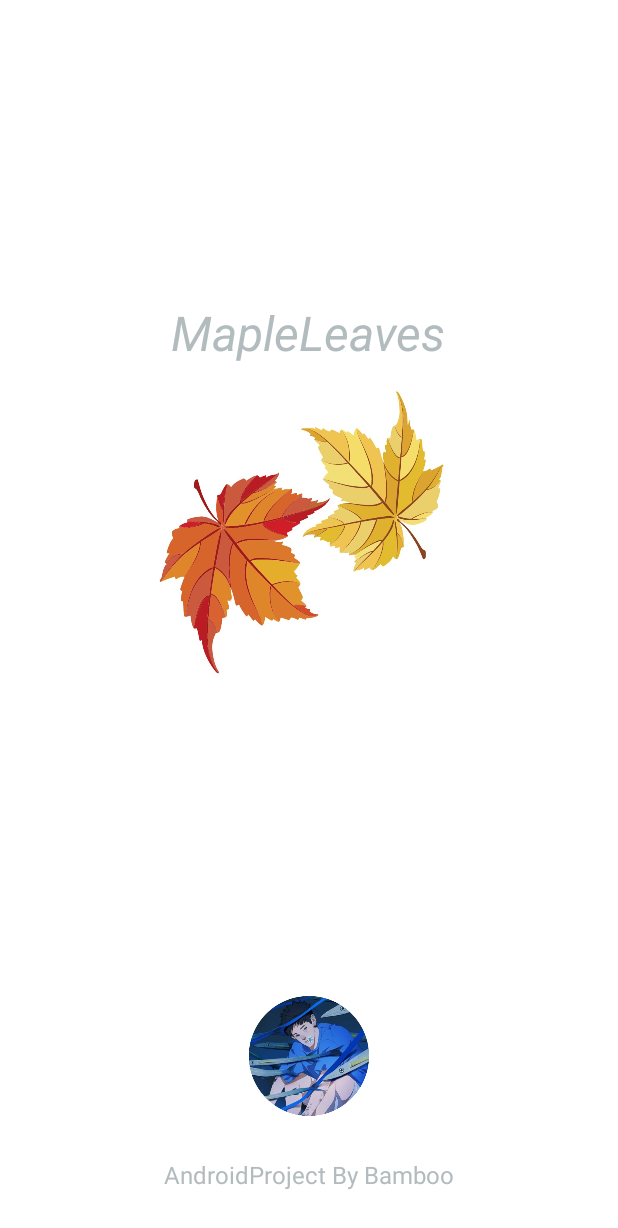
After one commit to snakefch/MapleLeaves, an Android app: the SplashActivity screen opened directly, with no data from a screen before it, on a phone screen of 412 x 824 dp. The commit adds this screen. Shown: the top 1228 px of the screen. Run offline under Robolectric (Android 15) with nearby library versions, the phone set to English and light mode, and no system bars; our stand-ins replace navigation-ui.

Commit message:
添加启动页
Signed-off-by: Bamboo <1472902174@qq.com>

```diff
--- a/app/src/main/AndroidManifest.xml
+++ b/app/src/main/AndroidManifest.xml
@@ -9,15 +9,24 @@
         android:roundIcon="@mipmap/ic_launcher_round"
         android:supportsRtl="true"
         android:theme="@style/Theme.MapleLeaves">
+        <activity android:name=".ui.splash.SplashActivity"
+            android:launchMode="singleTop"
+            android:screenOrientation="portrait"
+            android:theme="@style/SplashTheme">
+
+            <!-- 程序入口 -->
+            <intent-filter>
+                <action android:name="android.intent.action.MAIN" />
+                <action android:name="android.intent.action.VIEW" />
+
+                <category android:name="android.intent.category.LAUNCHER" />
+            </intent-filter>
+
+        </activity>
         <activity
             android:name=".MainActivity"
             android:exported="true"
             android:label="@string/app_name">
-            <intent-filter>
-                <action android:name="android.intent.action.MAIN" />
-
-                <category android:name="android.intent.category.LAUNCHER" />
-            </intent-filter>
         </activity>
     </application>
 
--- a/app/src/main/java/com/example/mapleleaves/MainActivity.kt
+++ b/app/src/main/java/com/example/mapleleaves/MainActivity.kt
@@ -1,5 +1,7 @@
 package com.example.mapleleaves
 
+import android.content.Context
+import android.content.Intent
 import android.os.Bundle
 import com.google.android.material.bottomnavigation.BottomNavigationView
 import androidx.appcompat.app.AppCompatActivity
@@ -32,4 +34,12 @@ class MainActivity : AppCompatActivity() {
         setupActionBarWithNavController(navController, appBarConfiguration)
         navView.setupWithNavController(navController)
     }
+
+    companion object {
+        fun startMainActivity(context: Context){
+            val intent= Intent(context,MainActivity::class.java)
+            intent.addFlags(Intent.FLAG_ACTIVITY_NEW_TASK)
+            context.startActivity(intent)
+        }
+    }
 }
--- /dev/null
+++ b/app/src/main/java/com/example/mapleleaves/ui/splash/SplashActivity.kt
@@ -0,0 +1,35 @@
+package com.example.mapleleaves.ui.splash
+
+import android.graphics.Color
+import androidx.appcompat.app.AppCompatActivity
+import android.os.Bundle
+import android.view.View
+import com.example.mapleleaves.MainActivity
+import com.example.mapleleaves.databinding.ActivitySplashBinding
+import kotlin.concurrent.thread
+
+
+class SplashActivity : AppCompatActivity() {
+
+    private lateinit var binding: ActivitySplashBinding
+
+    override fun onCreate(savedInstanceState: Bundle?) {
+        super.onCreate(savedInstanceState)
+        binding= ActivitySplashBinding.inflate(layoutInflater)
+        setContentView(binding.root)
+        thread {
+            Thread.sleep(2000)
+            MainActivity.startMainActivity(this)
+        }
+    }
+
+    override fun onStop() {
+        super.onStop()
+        finish()
+    }
+
+    override fun onBackPressed() {
+//        super.onBackPressed()
+    }
+
+}
--- /dev/null
+++ b/app/src/main/res/layout/activity_splash.xml
@@ -0,0 +1,45 @@
+<?xml version="1.0" encoding="utf-8"?>
+<FrameLayout xmlns:android="http://schemas.android.com/apk/res/android"
+    xmlns:app="http://schemas.android.com/apk/res-auto"
+    xmlns:tools="http://schemas.android.com/tools"
+    android:layout_width="match_parent"
+    android:layout_height="match_parent"
+    tools:context=".ui.splash.SplashActivity">
+
+    <TextView
+        android:id="@+id/text_splash_name"
+        android:layout_width="wrap_content"
+        android:layout_height="wrap_content"
+        android:layout_gravity="center|top"
+        android:layout_marginTop="200dp"
+        android:text="@string/splash_name"
+        android:textColor="@color/xinghui"
+        android:textSize="32sp"
+        android:textStyle="italic"/>
+
+    <ImageView
+        android:layout_width="200dp"
+        android:layout_height="200dp"
+        android:layout_gravity="center_horizontal|top"
+        android:layout_marginTop="260dp"
+        android:background="@drawable/maple_leaves" />
+
+    <ImageView
+        android:layout_width="80dp"
+        android:layout_height="80dp"
+        android:layout_gravity="center_horizontal|bottom"
+        android:layout_marginBottom="80dp"
+        android:background="@drawable/blue_circle" />
+
+    <TextView
+        android:id="@+id/splash_name"
+        android:layout_width="wrap_content"
+        android:layout_height="wrap_content"
+        android:layout_gravity="center_horizontal|bottom"
+        android:layout_marginTop="50dp"
+        android:layout_marginBottom="30dp"
+        android:text="@string/bottom_name"
+        android:textColor="@color/xinghui"
+        android:textSize="16sp" />
+
+</FrameLayout>
--- a/app/src/main/res/values/colors.xml
+++ b/app/src/main/res/values/colors.xml
@@ -9,4 +9,6 @@
     <color name="white">#FFFFFFFF</color>
 
     <color name="cuilv">#20A162</color>
+    <color name="zhulv">#1BA782</color>
+    <color name="xinghui">#B2BBBE</color>
 </resources>
--- a/app/src/main/res/values/strings.xml
+++ b/app/src/main/res/values/strings.xml
@@ -13,4 +13,7 @@
     <string name="home_nav_message">消息</string>
     <string name="home_nav_me">我的</string>
 
+    <string name="bottom_name">AndroidProject  By Bamboo</string>
+    <string name="splash_name">MapleLeaves</string>
+
 </resources>
--- a/app/src/main/res/values/themes.xml
+++ b/app/src/main/res/values/themes.xml
@@ -14,6 +14,18 @@
         <!-- Customize your theme here. -->
     </style>
 
+    <!-- 全屏主题样式 -->
+    <style name="FullScreenTheme" parent="Theme.MaterialComponents.DayNight.NoActionBar">
+        <item name="android:windowFullscreen">true</item>
+    </style>
+
+    <!-- 闪屏页主题样式 -->
+    <style name="SplashTheme" parent="FullScreenTheme">
+        <item name="android:windowBackground">@color/white</item>
+        <item name="android:windowIsTranslucent">false</item>
+        <item name="android:windowDisablePreview">true</item>
+    </style>
+
     <!-- 底部导航栏字体样式 -->
     <style name="BottomTabTextStyleActive" >
         <item name="android:textSize">12sp</item>
@@ -21,4 +33,5 @@
     <style name="BottomTabTextStyleInactive" >
         <item name="android:textSize">12sp</item>
     </style>
+
 </resources>
```
Also changed, not shown: app/src/main/res/drawable/blue_circle.jpg (added), app/src/main/res/drawable/blue_fish.jpg (added), app/src/main/res/drawable/maple_leaves.jpg (added).
